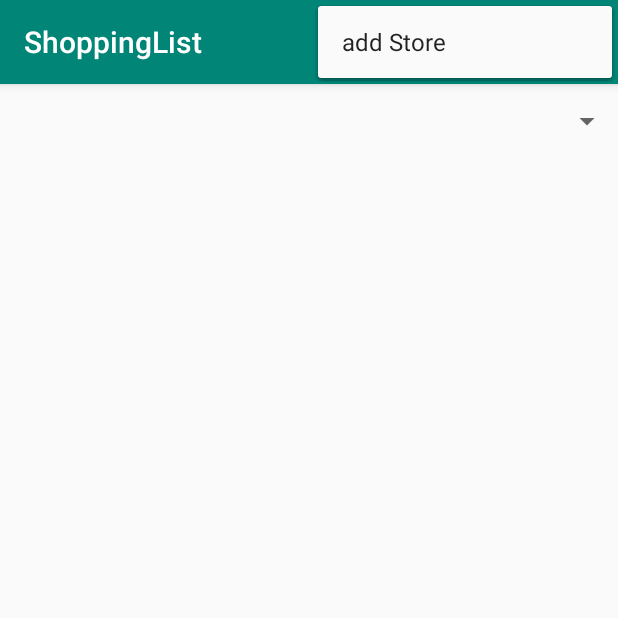
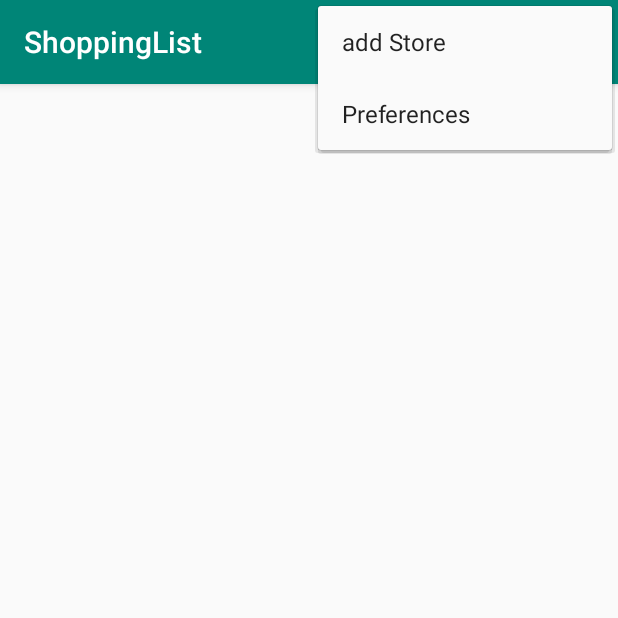
Before and after one commit to julianmosi7/Shopping_List, an Android app: the screen it shows after launch (MainActivity), with the options menu open, on a phone screen of 412 x 824 dp, the top half of it. Run offline under Robolectric (Android 15) with nearby library versions, the phone set to English and light mode, and no system bars.

Commit message:
preferences

```diff
--- a/app/build.gradle
+++ b/app/build.gradle
@@ -26,4 +26,5 @@ dependencies {
     testImplementation 'junit:junit:4.12'
     androidTestImplementation 'com.android.support.test:runner:1.0.2'
     androidTestImplementation 'com.android.support.test.espresso:espresso-core:3.0.2'
+    implementation 'com.android.support:preference-v7:28.0.0'
 }
--- a/app/src/main/AndroidManifest.xml
+++ b/app/src/main/AndroidManifest.xml
@@ -18,6 +18,8 @@
                 <category android:name="android.intent.category.LAUNCHER" />
             </intent-filter>
         </activity>
+
+        <activity android:name=".MySettingsActivity" />
     </application>
 
 </manifest>
--- a/app/src/main/java/com/calculate/shoppinglist/MainActivity.java
+++ b/app/src/main/java/com/calculate/shoppinglist/MainActivity.java
@@ -2,6 +2,7 @@ package com.calculate.shoppinglist;
 
 import android.Manifest;
 import android.content.DialogInterface;
+import android.content.Intent;
 import android.content.pm.PackageManager;
 import android.location.Location;
 import android.location.LocationManager;
@@ -122,6 +123,9 @@ public class MainActivity extends AppCompatActivity {
             case R.id.menu_addStore:
                 dialog_store();
                 break;
+            case R.id.menu_preferences:
+                Intent intent = new Intent(this, MySettingsActivity.class);
+                startActivityForResult(intent, 0);
         }
         return super.onOptionsItemSelected(item);
     }
--- a/app/src/main/res/menu/menue.xml
+++ b/app/src/main/res/menu/menue.xml
@@ -13,5 +13,10 @@
         android:icon="@android:drawable/ic_menu_add"
         android:title="@string/addStore"
         app:showAsAction="never" />
+    <item
+        android:id="@+id/menu_preferences"
+        android:icon="@android:drawable/ic_menu_preferences"
+        android:title="@string/preferences"
+        app:showAsAction="never" />
 
 </menu>
--- a/app/src/main/res/values/strings.xml
+++ b/app/src/main/res/values/strings.xml
@@ -3,4 +3,5 @@
     <string name="addPosition">add Position</string>
     <string name="addStore">add Store</string>
     <string name="context_delete">Delete Item</string>
+    <string name="preferences">Preferences</string>
 </resources>
```
Also changed, not shown: app/src/main/java/com/calculate/shoppinglist/MySettingsActivity.java (added, +15 -0 lines), app/src/main/java/com/calculate/shoppinglist/MySettingsFragment.java (added, +11 -0 lines), app/src/main/res/xml/preferences.xml (added, +9 -0 lines).
